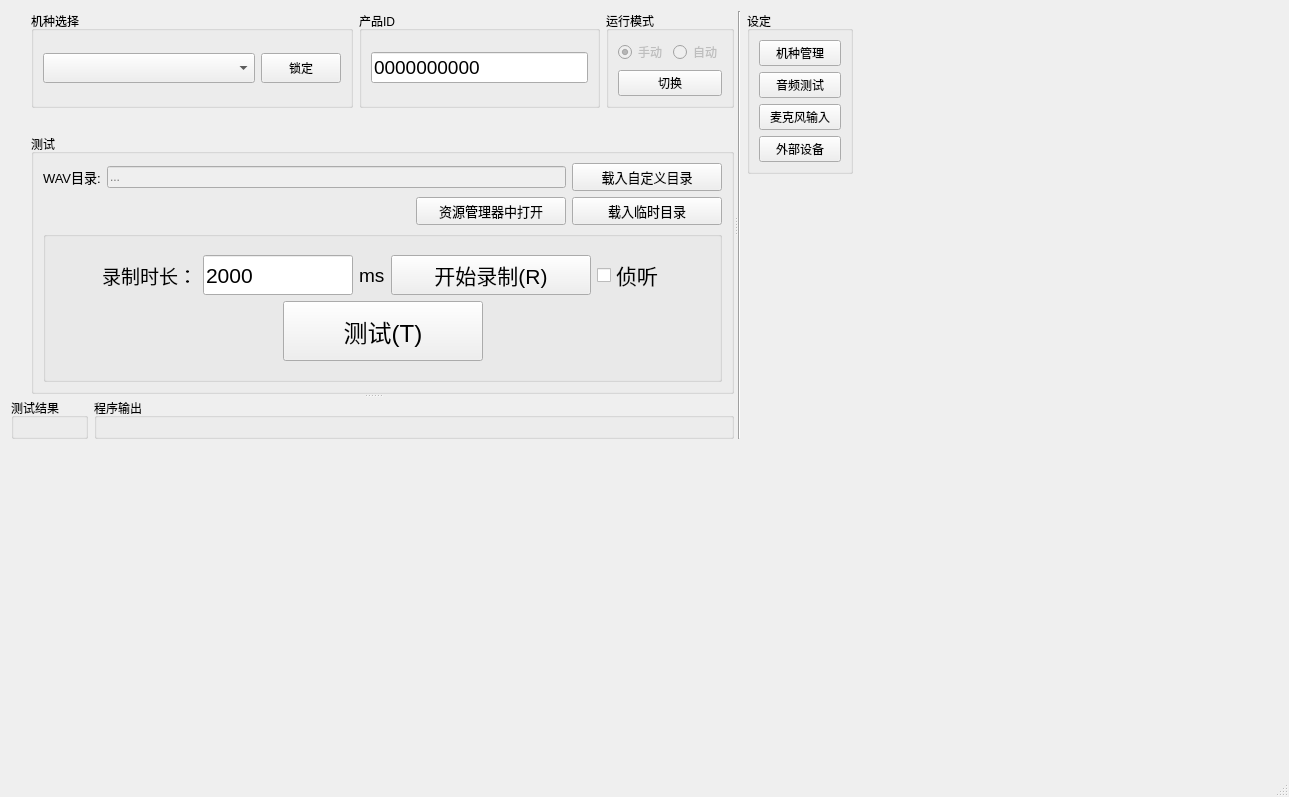
Old version of the form mainwindow.ui in the repository YeeeeRQ/SpeakerTest.
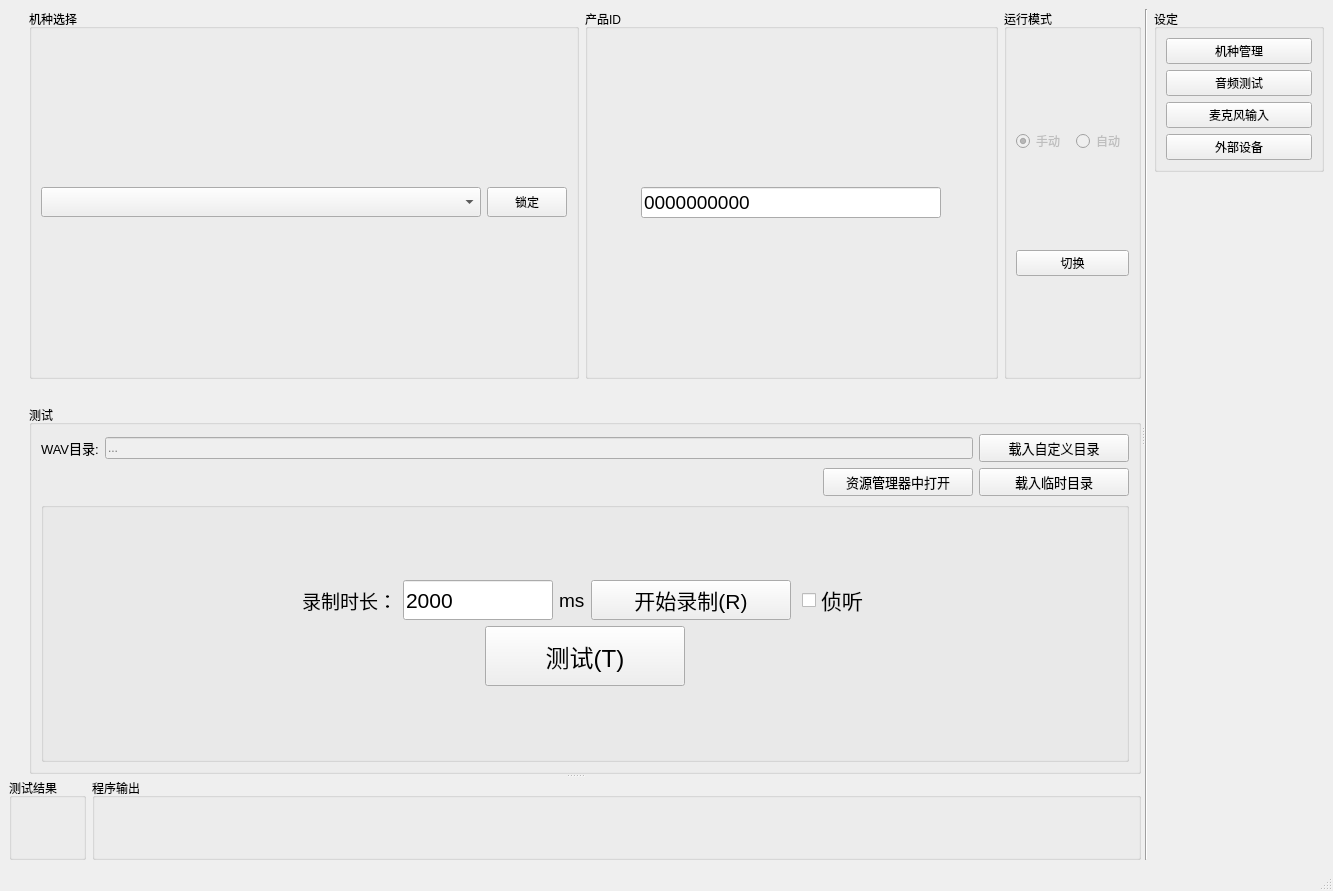
New version of the form. Custom widgets are drawn as their Qt base class.

The edit to the form file:
```diff
--- a/mainwindow.ui
+++ b/mainwindow.ui
@@ -6,8 +6,8 @@
    <rect>
     <x>0</x>
     <y>0</y>
-    <width>1289</width>
-    <height>797</height>
+    <width>1333</width>
+    <height>891</height>
    </rect>
   </property>
   <property name="minimumSize">
@@ -35,15 +35,9 @@
 }</string>
   </property>
   <widget class="QWidget" name="centralwidget">
+   <layout class="QVBoxLayout" name="verticalLayout_12">
+    <item>
    <widget class="QSplitter" name="splitter_2">
-    <property name="geometry">
-     <rect>
-      <x>11</x>
-      <y>11</y>
-      <width>842</width>
-      <height>428</height>
-     </rect>
-    </property>
     <property name="orientation">
      <enum>Qt::Horizontal</enum>
     </property>
@@ -243,7 +237,7 @@
            </property>
            <layout class="QVBoxLayout" name="verticalLayout_10">
             <item>
-             <layout class="QVBoxLayout" name="verticalLayout_4" stretch="0,0,1">
+               <layout class="QVBoxLayout" name="verticalLayout_4" stretch="0,0,0">
               <item>
                <layout class="QHBoxLayout" name="horizontalLayout_4">
                 <item>
@@ -468,6 +462,22 @@
                          </property>
                         </widget>
                        </item>
+                         <item>
+                          <spacer name="horizontalSpacer_5">
+                           <property name="orientation">
+                            <enum>Qt::Horizontal</enum>
+                           </property>
+                           <property name="sizeType">
+                            <enum>QSizePolicy::Fixed</enum>
+                           </property>
+                           <property name="sizeHint" stdset="0">
+                            <size>
+                             <width>5</width>
+                             <height>5</height>
+                            </size>
+                           </property>
+                          </spacer>
+                         </item>
                        <item>
                         <widget class="QCheckBox" name="checkBox_Intercept">
                          <property name="font">
@@ -696,6 +706,8 @@
      </layout>
     </widget>
    </widget>
+    </item>
+   </layout>
   </widget>
   <widget class="QMenuBar" name="menubar">
    <property name="geometry">
```
Left out of the diff: 2 changed lines with no effect on the pictures. Lines whose indentation alone changed are shown as unchanged.
